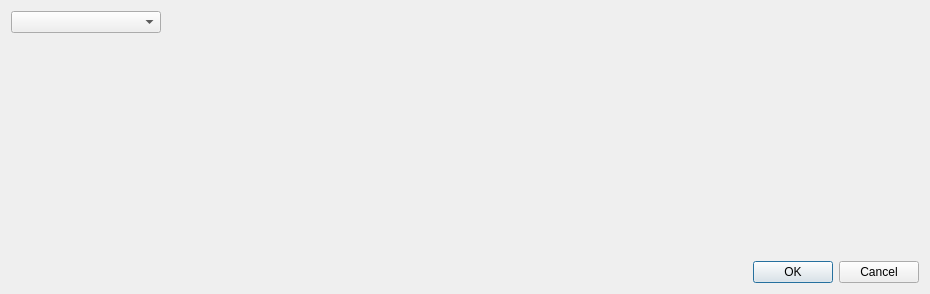
First picture: the form in GUI/Qt/vtkTrackerSettingsDialog.ui, repository mfoste/NDIAPI, before the edit.
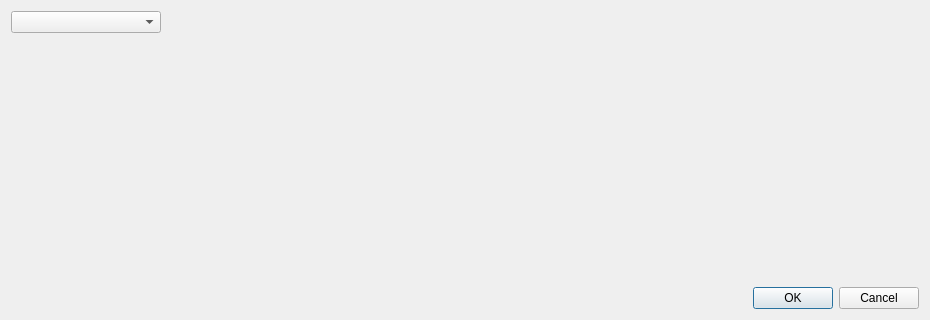
Second picture: the form after the edit.

What changed in the file:
```diff
--- a/GUI/Qt/vtkTrackerSettingsDialog.ui
+++ b/GUI/Qt/vtkTrackerSettingsDialog.ui
@@ -7,7 +7,7 @@
     <x>0</x>
     <y>0</y>
     <width>930</width>
-    <height>294</height>
+    <height>320</height>
    </rect>
   </property>
   <property name="windowTitle">
```
Left out of the diff: 4 changed lines with no effect on the pictures.
